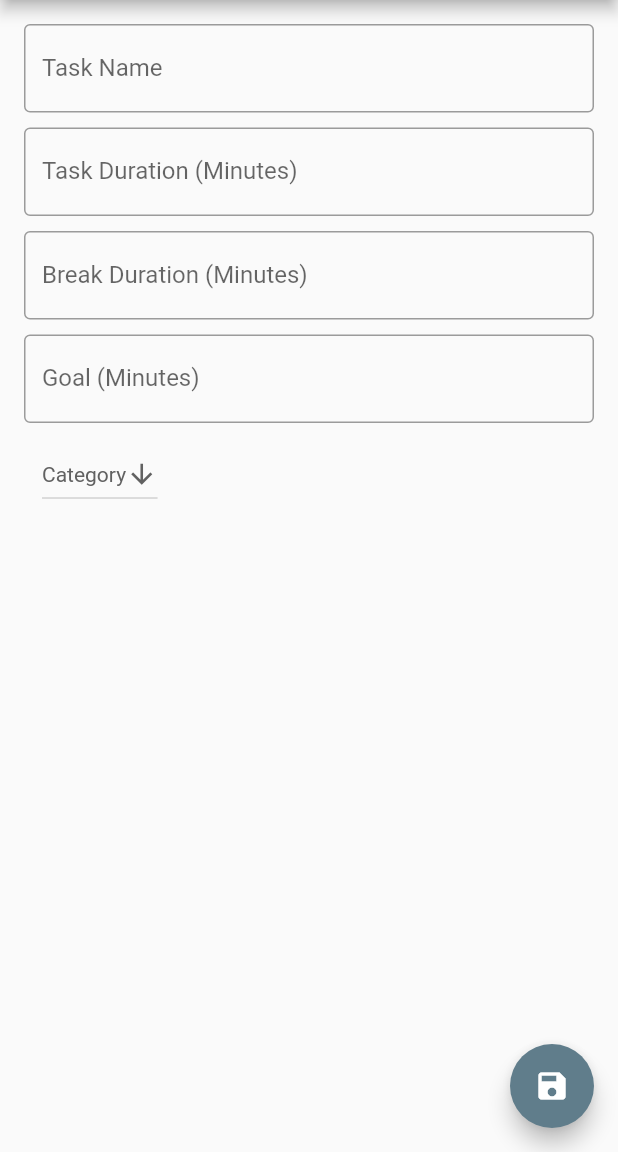
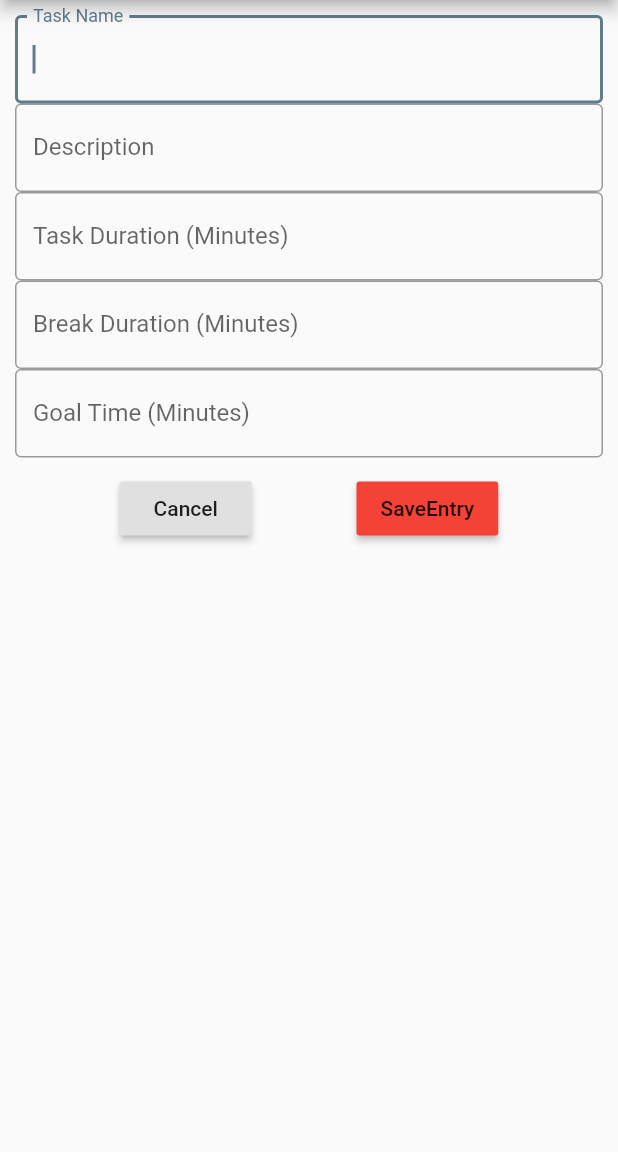
Before and after one commit to maldz3/CS361-Pomodoro, a Flutter app: the TasksAddPage screen opened by its route, on a phone screen of 412 x 824 dp, the part 84-1236 px from its top. Run offline on Flutter 3.47's test engine with Material 2 defaults, Android fonts, the phone set to English and light mode, and no system bars; our stand-ins replace cloud_firestore, email_validator, firebase_auth, firebase_database; missing offline and left inert: cloud_firestore_web, firebase_auth_web, firebase_core_web; accounts and stored records are empty.

Commit message:
Changed input to an actual form and added validation

```diff
--- a/lib/models/task.dart
+++ b/lib/models/task.dart
@@ -46,6 +46,7 @@ class Task {
   bool selected = false;
   String key = 'unset_task_key';
   String name = 'task name';
+  String description;
   int durationWork = 20;
   int durationBreak = 10;
   int totalTime = 0;
@@ -55,6 +56,7 @@ class Task {
 
   Task(
       {String name,
+      String description,
       int durationWork,
       int durationBreak,
       int totalTime = 0,
@@ -62,6 +64,7 @@ class Task {
       String category}) {
     //
     this.name = name.toString();
+    this.description = description.toString();
     this.durationWork = durationWork;
     this.durationBreak = durationBreak;
     this.totalTime = totalTime;
@@ -72,6 +75,7 @@ class Task {
   Task.fromTask(Task t) {
     key = t.key.toString();
     name = t.name.toString();
+    description = t.description.toString();
     durationWork = t.durationWork;
     durationBreak = t.durationBreak;
     totalTime = t.totalTime;
@@ -95,6 +99,7 @@ class Task {
   Task.fromSnapshot(DataSnapshot snapshot)
       : key = snapshot.key,
         name = snapshot.value["name"],
+        description = snapshot.value["description"],
         durationWork = snapshot.value["durationWork"],
         durationBreak = snapshot.value["durationBreak"],
         totalTime = snapshot.value["totalTime"],
@@ -105,6 +110,7 @@ class Task {
     log('creating task with json: ' + json.toString());
     key = key;
     name = json['name'];
+    description = json['description'];
     durationWork = json['durationWork'];
     durationBreak = json['durationBreak'];
     totalTime = json['totalTime'];
@@ -115,6 +121,7 @@ class Task {
   Map<String, dynamic> toJson() {
     final Map<String, dynamic> data = new Map<String, dynamic>();
     data['name'] = this.name;
+    data['description'] = this.description;
     data['durationWork'] = this.durationWork;
     data['durationBreak'] = this.durationBreak;
     data['totalTime'] = this.totalTime;
--- a/lib/tasks_add_page.dart
+++ b/lib/tasks_add_page.dart
@@ -5,88 +5,163 @@ import 'package:pomodoro/models/user.dart';
 import 'package:pomodoro/models/task.dart';
 import 'package:pomodoro/models/category.dart';
 
+class TaskDTO {
+  String name;
+  String description;
+  int durationWork;
+  int durationBreak;
+  int totalTime = 0;
+  int goalTime;
+  String category;
+}
+
+//New Task Entry form
 class TasksAddPage extends StatefulWidget {
   User user;
 
-  @override
   _TasksAddPageState createState() => _TasksAddPageState();
 }
 
 class _TasksAddPageState extends State<TasksAddPage> {
-  final taskNameController = TextEditingController();
-  final taskDurationWorkController = TextEditingController();
-  final taskDurationBreakController = TextEditingController();
-  final taskGoalTimeController = TextEditingController();
-
-  @override
-  void dispose() {
-    // Clean up the controller when the widget is disposed.
-    taskNameController.dispose();
-    super.dispose();
-  }
-
-  String dropdownValue = 'Category';
-  List<Categories> categories;
-  int workTime;
-  int breakTime;
-  int goalTime;
+  final formKey = GlobalKey<FormState>();
+  TaskDTO newTask = TaskDTO();
 
   @override
   Widget build(BuildContext context) {
     return Scaffold(
         appBar: CustomAppBar('Add a Task', this.widget.user),
         body: Padding(
-          padding: const EdgeInsets.all(16.0),
+            padding: const EdgeInsets.all(10),
+            child: Form(
+                key: formKey,
+                child: SingleChildScrollView(
                     child: Column(
+                        mainAxisAlignment: MainAxisAlignment.center,
                         children: [
                       TextFormField(
-                controller: taskNameController,
-                autofocus: false,
+                          autofocus: true,
                           decoration: InputDecoration(
-                    labelText: 'Task Name', border: OutlineInputBorder()),
-              ),
-              SizedBox(height: 10),
+                              labelText: 'Task Name',
+                              border: OutlineInputBorder()),
+                          onSaved: (value) {
+                            newTask.name = value;
+                          },
+                          validator: (value) {
+                            if (value.isEmpty) {
+                              return 'Please enter a task name';
+                            } else {
+                              return null;
+                            }
+                          }),
                       TextFormField(
-                controller: taskDurationWorkController,
-                inputFormatters: [FilteringTextInputFormatter.digitsOnly],
-                autofocus: false,
-                onChanged: (value) {
-                  setState(() {
-                    workTime = int.tryParse(value);
-                  });
+                          autofocus: true,
+                          decoration: InputDecoration(
+                              labelText: 'Description',
+                              border: OutlineInputBorder()),
+                          onSaved: (value) {
+                            newTask.description = value;
                           },
+                          validator: (value) {
+                            if (value.isEmpty) {
+                              return 'Please enter a description';
+                            } else {
+                              return null;
+                            }
+                          }),
+                      TextFormField(
+                          autofocus: true,
+                          inputFormatters: [
+                            FilteringTextInputFormatter.digitsOnly
+                          ],
                           decoration: InputDecoration(
                               labelText: 'Task Duration (Minutes)',
                               border: OutlineInputBorder()),
-              ),
-              SizedBox(height: 10),
+                          onSaved: (value) {
+                            newTask.durationWork = int.tryParse(value);
+                          },
+                          validator: (value) {
+                            if (value.isEmpty) {
+                              return 'Please enter a task duration';
+                            } else {
+                              return null;
+                            }
+                          }),
                       TextFormField(
-                controller: taskDurationBreakController,
-                inputFormatters: [FilteringTextInputFormatter.digitsOnly],
-                autofocus: false,
-                onChanged: (value) {
-                  setState(() {
-                    breakTime = int.tryParse(value);
-                  });
-                },
+                          autofocus: true,
+                          inputFormatters: [
+                            FilteringTextInputFormatter.digitsOnly
+                          ],
                           decoration: InputDecoration(
                               labelText: 'Break Duration (Minutes)',
                               border: OutlineInputBorder()),
-              ),
+                          onSaved: (value) {
+                            newTask.durationBreak = int.tryParse(value);
+                          },
+                          validator: (value) {
+                            if (value.isEmpty) {
+                              return 'Please enter a break duration';
+                            } else {
+                              return null;
+                            }
+                          }),
+                      TextFormField(
+                          autofocus: true,
+                          inputFormatters: [
+                            FilteringTextInputFormatter.digitsOnly
+                          ],
+                          decoration: InputDecoration(
+                              labelText: 'Goal Time (Minutes)',
+                              border: OutlineInputBorder()),
+                          onSaved: (value) {
+                            newTask.goalTime = int.tryParse(value);
+                          },
+                          validator: (value) {
+                            if (value.isEmpty) {
+                              return 'Please enter a goal time';
+                            } else {
+                              return null;
+                            }
+                          }),
                       SizedBox(height: 10),
-              TextFormField(
-                controller: taskGoalTimeController,
-                inputFormatters: [FilteringTextInputFormatter.digitsOnly],
-                autofocus: false,
-                onChanged: (value) {
-                  setState(() {
-                    goalTime = int.tryParse(value);
-                  });
+                      Row(
+                          mainAxisAlignment: MainAxisAlignment.spaceEvenly,
+                          children: <Widget>[
+                            RaisedButton(
+                                onPressed: () {
+                                  Navigator.of(context).pop();
                                 },
-                decoration: InputDecoration(
-                    labelText: 'Goal (Minutes)', border: OutlineInputBorder()),
-              ),
-              SizedBox(height: 10),
+                                child: Text('Cancel')),
+                            RaisedButton(
+                                color: Colors.red,
+                                onPressed: () async {
+                                  if (formKey.currentState.validate()) {
+                                    formKey.currentState.save();
+                                    this.widget.user = ModalRoute.of(context)
+                                        .settings
+                                        .arguments;
+                                    User user = this.widget.user;
+                                    Task addTask = Task(
+                                        name: newTask.name,
+                                        description: newTask.description,
+                                        durationWork: newTask.durationWork,
+                                        durationBreak: newTask.durationBreak,
+                                        goalTime: newTask.goalTime,
+                                        category: 'TBD');
+
+                                    user.tasks.add(addTask);
+                                    Navigator.of(context).pop();
+                                  }
+                                },
+                                child: Text('SaveEntry'))
+                          ])
+                    ])))));
+  }
+}
+
+/* Save until category is updated
+  String dropdownValue = 'Category';
+  List<Categories> categories;
+
               Container(
                 padding: const EdgeInsets.only(left: 12),
                 alignment: Alignment.topLeft,
@@ -119,28 +194,6 @@ class _TasksAddPageState extends State<TasksAddPage> {
               )
             ],
           )),
-      floatingActionButton: FloatingActionButton(
-        // When the user presses the button, show an alert dialog containing
-        // the text that the user has entered into the text field.
-        onPressed: submit,
-        tooltip: 'Submit',
-        child: Icon(Icons.save),
-      ),
-    );
-  }
 
-  void submit() {
-    this.widget.user = ModalRoute.of(context).settings.arguments;
-    User user = this.widget.user;
-    Task newTask = Task(
-        name: taskNameController.text,
-        durationWork: workTime,
-        durationBreak: breakTime,
-        goalTime: goalTime,
-        category: dropdownValue);
 
-    user.tasks.add(newTask);
-
-    Navigator.of(context).pop();
-  }
-}
+  */
```
Lines whose indentation alone changed are shown as unchanged.
